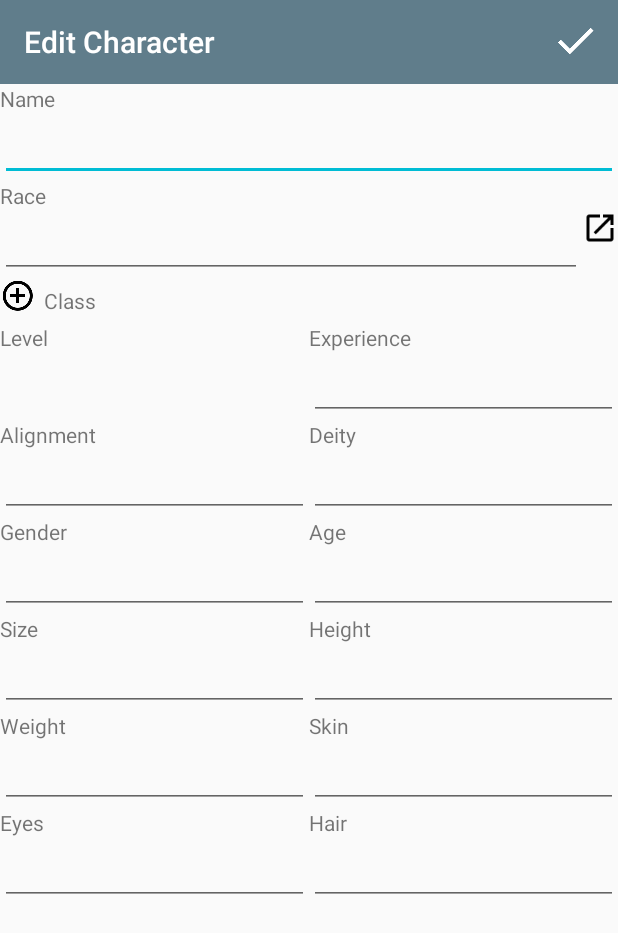
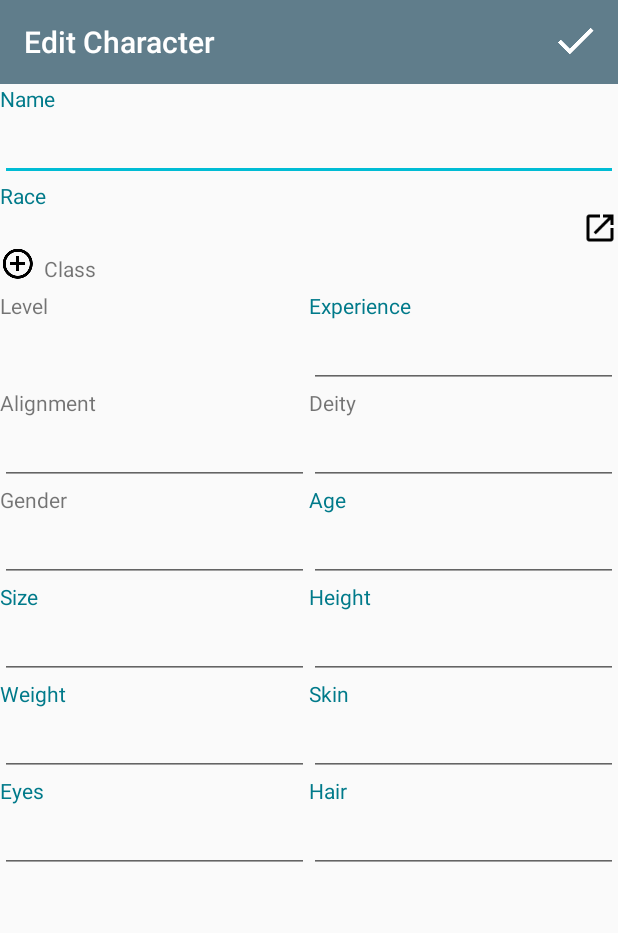
Before and after one commit to americodubas/DDCharacterSheet3.5, an Android app: the EditCharacterActivity screen opened directly, with no data from a screen before it, on a phone screen of 412 x 824 dp. Shown: the top 933 px of the screen. Run offline under Robolectric (Android 15) with nearby library versions, the phone set to English and light mode, and no system bars; our stand-ins replace Room's generated code; libraries missing offline, so code that uses them is left out: org.modelmapper; network calls fail; 6 statements that could not run were skipped.

Commit message:
trying to make the app more pretty

```diff
--- a/app/src/main/java/com/americo/ddcharactersheet35/activity/EditCharacterActivity.kt
+++ b/app/src/main/java/com/americo/ddcharactersheet35/activity/EditCharacterActivity.kt
@@ -111,7 +111,7 @@ class EditCharacterActivity : AppCompatActivity() {
             find<EditText>(R.id.et_character_hair).textString(hair)
         }
 
-        find<EditText>(R.id.et_character_race).textString(RaceService(this).getRace(characterDto.raceId).name)
+        find<EditText>(R.id.tv_character_race).textString(RaceService(this).getRace(characterDto.raceId).name)
 
         find<ListView>(R.id.lv_classes).adapter = EditCharacterClassAdapter(this,
                 CharacterClassesService(this).getCharacterClasses(id))
--- a/app/src/main/res/layout/activity_edit_character.xml
+++ b/app/src/main/res/layout/activity_edit_character.xml
@@ -10,32 +10,26 @@
         layout="@layout/toolbar" />
 
     <TextView
-        android:layout_width="wrap_content"
-        android:layout_height="wrap_content"
+        style="@style/label"
         android:text="@string/name"/>
 
     <EditText
         android:id="@+id/et_character_name"
-        android:layout_width="match_parent"
-        android:layout_height="wrap_content"
+        style="@style/field"
         android:inputType="textPersonName"/>
 
     <TextView
-        android:layout_width="wrap_content"
-        android:layout_height="wrap_content"
+        style="@style/label"
         android:text="@string/race"/>
 
     <LinearLayout
-        android:layout_width="match_parent"
-        android:layout_height="wrap_content"
-        android:orientation="horizontal">
+        style="@style/linearHorizontal">
 
-        <EditText
-            android:id="@+id/et_character_race"
+        <TextView
+            android:id="@+id/tv_character_race"
             android:layout_width="0dp"
             android:layout_height="wrap_content"
-            android:layout_weight="1"
-            android:inputType="textPersonName"/>
+            android:layout_weight="1"/>
 
         <ImageButton
             android:id="@+id/ib_race"
@@ -47,9 +41,7 @@
     </LinearLayout>
 
     <LinearLayout
-        android:layout_width="match_parent"
-        android:layout_height="wrap_content"
-        android:orientation="horizontal">
+        style="@style/linearHorizontal">
 
         <ImageButton
             android:id="@+id/ib_add_class"
@@ -74,15 +66,10 @@
         android:id="@+id/lv_classes"/>
 
     <LinearLayout
-        android:layout_width="match_parent"
-        android:layout_height="wrap_content"
-        android:orientation="horizontal">
+        style="@style/linearHorizontal">
 
         <LinearLayout
-            android:layout_width="match_parent"
-            android:layout_height="wrap_content"
-            android:layout_weight="1"
-            android:orientation="vertical">
+            style="@style/linearVerticalTwoColumns">
 
             <TextView
                 android:layout_width="wrap_content"
@@ -97,20 +84,15 @@
         </LinearLayout>
 
         <LinearLayout
-            android:layout_width="match_parent"
-            android:layout_height="wrap_content"
-            android:layout_weight="1"
-            android:orientation="vertical">
+            style="@style/linearVerticalTwoColumns">
 
             <TextView
-                android:layout_width="wrap_content"
-                android:layout_height="wrap_content"
+                style="@style/label"
                 android:text="@string/experience" />
 
             <EditText
                 android:id="@+id/et_character_experience"
-                android:layout_width="match_parent"
-                android:layout_height="wrap_content"
+                style="@style/field"
                 android:inputType="number" />
 
         </LinearLayout>
@@ -118,15 +100,10 @@
     </LinearLayout>
 
     <LinearLayout
-        android:layout_width="match_parent"
-        android:layout_height="wrap_content"
-        android:orientation="horizontal">
+        style="@style/linearHorizontal">
 
         <LinearLayout
-            android:layout_width="match_parent"
-            android:layout_height="wrap_content"
-            android:layout_weight="1"
-            android:orientation="vertical">
+            style="@style/linearVerticalTwoColumns">
 
             <TextView
                 android:layout_width="wrap_content"
@@ -142,10 +119,7 @@
         </LinearLayout>
 
         <LinearLayout
-            android:layout_width="match_parent"
-            android:layout_height="wrap_content"
-            android:layout_weight="1"
-            android:orientation="vertical">
+            style="@style/linearVerticalTwoColumns">
 
             <TextView
                 android:layout_width="wrap_content"
@@ -163,15 +137,10 @@
     </LinearLayout>
 
     <LinearLayout
-        android:layout_width="match_parent"
-        android:layout_height="wrap_content"
-        android:orientation="horizontal">
+        style="@style/linearHorizontal">
 
         <LinearLayout
-            android:layout_width="match_parent"
-            android:layout_height="wrap_content"
-            android:layout_weight="1"
-            android:orientation="vertical">
+            style="@style/linearVerticalTwoColumns">
 
             <TextView
                 android:layout_width="wrap_content"
@@ -187,20 +156,15 @@
         </LinearLayout>
 
         <LinearLayout
-            android:layout_width="match_parent"
-            android:layout_height="wrap_content"
-            android:layout_weight="1"
-            android:orientation="vertical">
+            style="@style/linearVerticalTwoColumns">
 
             <TextView
-                android:layout_width="wrap_content"
-                android:layout_height="wrap_content"
+                style="@style/label"
                 android:text="@string/age"/>
 
             <EditText
                 android:id="@+id/et_character_age"
-                android:layout_width="match_parent"
-                android:layout_height="wrap_content"
+                style="@style/field"
                 android:inputType="number"/>
 
         </LinearLayout>
@@ -208,44 +172,32 @@
     </LinearLayout>
 
     <LinearLayout
-        android:layout_width="match_parent"
-        android:layout_height="wrap_content"
-        android:orientation="horizontal">
+        style="@style/linearHorizontal">
 
         <LinearLayout
-            android:layout_width="match_parent"
-            android:layout_height="wrap_content"
-            android:layout_weight="1"
-            android:orientation="vertical">
+            style="@style/linearVerticalTwoColumns">
 
             <TextView
-                android:layout_width="wrap_content"
-                android:layout_height="wrap_content"
+                style="@style/label"
                 android:text="@string/size"/>
 
             <EditText
                 android:id="@+id/et_character_size"
-                android:layout_width="match_parent"
-                android:layout_height="wrap_content"
+                style="@style/field"
                 android:inputType="textPersonName"/>
 
         </LinearLayout>
 
         <LinearLayout
-            android:layout_width="match_parent"
-            android:layout_height="wrap_content"
-            android:layout_weight="1"
-            android:orientation="vertical">
+            style="@style/linearVerticalTwoColumns">
 
             <TextView
-                android:layout_width="wrap_content"
-                android:layout_height="wrap_content"
+                style="@style/label"
                 android:text="@string/height"/>
 
             <EditText
                 android:id="@+id/et_character_height"
-                android:layout_width="match_parent"
-                android:layout_height="wrap_content"
+                style="@style/field"
                 android:inputType="numberDecimal"/>
 
         </LinearLayout>
@@ -253,44 +205,32 @@
     </LinearLayout>
 
     <LinearLayout
-        android:layout_width="match_parent"
-        android:layout_height="wrap_content"
-        android:orientation="horizontal">
+        style="@style/linearHorizontal">
 
         <LinearLayout
-            android:layout_width="match_parent"
-            android:layout_height="wrap_content"
-            android:layout_weight="1"
-            android:orientation="vertical">
+            style="@style/linearVerticalTwoColumns">
 
             <TextView
-                android:layout_width="wrap_content"
-                android:layout_height="wrap_content"
+                style="@style/label"
                 android:text="@string/weight"/>
 
             <EditText
                 android:id="@+id/et_character_weight"
-                android:layout_width="match_parent"
-                android:layout_height="wrap_content"
+                style="@style/field"
                 android:inputType="number"/>
 
         </LinearLayout>
 
         <LinearLayout
-            android:layout_width="match_parent"
-            android:layout_height="wrap_content"
-            android:layout_weight="1"
-            android:orientation="vertical">
+            style="@style/linearVerticalTwoColumns">
 
             <TextView
-                android:layout_width="wrap_content"
-                android:layout_height="wrap_content"
+                style="@style/label"
                 android:text="@string/skin"/>
 
             <EditText
                 android:id="@+id/et_character_skin"
-                android:layout_width="match_parent"
-                android:layout_height="wrap_content"
+                style="@style/field"
                 android:inputType="textPersonName"/>
 
         </LinearLayout>
@@ -298,44 +238,32 @@
     </LinearLayout>
 
     <LinearLayout
-        android:layout_width="match_parent"
-        android:layout_height="wrap_content"
-        android:orientation="horizontal">
+        style="@style/linearHorizontal">
 
         <LinearLayout
-            android:layout_width="match_parent"
-            android:layout_height="wrap_content"
-            android:layout_weight="1"
-            android:orientation="vertical">
+            style="@style/linearVerticalTwoColumns">
 
             <TextView
-                android:layout_width="wrap_content"
-                android:layout_height="wrap_content"
+                style="@style/label"
                 android:text="@string/eyes"/>
 
             <EditText
                 android:id="@+id/et_character_eyes"
-                android:layout_width="match_parent"
-                android:layout_height="wrap_content"
+                style="@style/field"
                 android:inputType="textPersonName"/>
 
         </LinearLayout>
 
         <LinearLayout
-            android:layout_width="match_parent"
-            android:layout_height="wrap_content"
-            android:layout_weight="1"
-            android:orientation="vertical">
+            style="@style/linearVerticalTwoColumns">
 
             <TextView
-                android:layout_width="wrap_content"
-                android:layout_height="wrap_content"
+                style="@style/label"
                 android:text="@string/hair"/>
 
             <EditText
                 android:id="@+id/et_character_hair"
-                android:layout_width="match_parent"
-                android:layout_height="wrap_content"
+                style="@style/field"
                 android:inputType="textPersonName"/>
 
         </LinearLayout>
--- a/app/src/main/res/layout/fragment_character.xml
+++ b/app/src/main/res/layout/fragment_character.xml
@@ -33,10 +33,10 @@
 
     <LinearLayout
         android:baselineAligned="false"
-        style="@style/linearHorizontalFields">
+        style="@style/linearHorizontal">
 
         <LinearLayout
-            style="@style/linearFieldTwoColumns">
+            style="@style/linearVerticalTwoColumns">
 
             <TextView
                 android:text="@string/level"
@@ -49,7 +49,7 @@
         </LinearLayout>
 
         <LinearLayout
-            style="@style/linearFieldTwoColumns">
+            style="@style/linearVerticalTwoColumns">
 
             <TextView
                 android:text="@string/experience"
@@ -64,10 +64,10 @@
     </LinearLayout>
 
     <LinearLayout
-        style="@style/linearHorizontalFields">
+        style="@style/linearHorizontal">
 
         <LinearLayout
-            style="@style/linearFieldTwoColumns">
+            style="@style/linearVerticalTwoColumns">
 
             <TextView
                 android:text="@string/alignment"
@@ -80,7 +80,7 @@
         </LinearLayout>
 
         <LinearLayout
-            style="@style/linearFieldTwoColumns">
+            style="@style/linearVerticalTwoColumns">
 
             <TextView
                 android:text="@string/deity"
@@ -95,10 +95,10 @@
     </LinearLayout>
 
     <LinearLayout
-        style="@style/linearHorizontalFields">
+        style="@style/linearHorizontal">
 
         <LinearLayout
-            style="@style/linearFieldTwoColumns">
+            style="@style/linearVerticalTwoColumns">
 
             <TextView
                 android:text="@string/gender"
@@ -111,7 +111,7 @@
         </LinearLayout>
 
         <LinearLayout
-            style="@style/linearFieldTwoColumns">
+            style="@style/linearVerticalTwoColumns">
 
             <TextView
                 android:text="@string/age"
@@ -126,10 +126,10 @@
     </LinearLayout>
 
     <LinearLayout
-        style="@style/linearHorizontalFields">
+        style="@style/linearHorizontal">
 
         <LinearLayout
-            style="@style/linearFieldTwoColumns">
+            style="@style/linearVerticalTwoColumns">
 
             <TextView
                 android:text="@string/size"
@@ -142,7 +142,7 @@
         </LinearLayout>
 
         <LinearLayout
-            style="@style/linearFieldTwoColumns">
+            style="@style/linearVerticalTwoColumns">
 
             <TextView
                 android:text="@string/height"
@@ -157,10 +157,10 @@
     </LinearLayout>
 
     <LinearLayout
-        style="@style/linearHorizontalFields">
+        style="@style/linearHorizontal">
 
         <LinearLayout
-            style="@style/linearFieldTwoColumns">
+            style="@style/linearVerticalTwoColumns">
 
             <TextView
                 android:text="@string/weight"
@@ -173,7 +173,7 @@
         </LinearLayout>
 
         <LinearLayout
-            style="@style/linearFieldTwoColumns">
+            style="@style/linearVerticalTwoColumns">
 
             <TextView
                 android:text="@string/skin"
@@ -188,10 +188,10 @@
     </LinearLayout>
 
     <LinearLayout
-        style="@style/linearHorizontalFields">
+        style="@style/linearHorizontal">
 
         <LinearLayout
-            style="@style/linearFieldTwoColumns">
+            style="@style/linearVerticalTwoColumns">
 
             <TextView
                 android:text="@string/eyes"
@@ -204,7 +204,7 @@
         </LinearLayout>
 
         <LinearLayout
-            style="@style/linearFieldTwoColumns">
+            style="@style/linearVerticalTwoColumns">
 
             <TextView
                 android:text="@string/hair"
--- a/app/src/main/res/layout/view_character_class.xml
+++ b/app/src/main/res/layout/view_character_class.xml
@@ -6,19 +6,11 @@
 
     <TextView
         android:id="@+id/tv_name"
-        android:layout_width="wrap_content"
-        android:layout_height="wrap_content"
-        android:textSize="14sp"
-        android:textStyle="bold"
-        android:typeface="serif"/>
+        style="@style/class_view" />
 
     <TextView
         android:id="@+id/tv_level"
-        android:layout_width="wrap_content"
-        android:layout_height="wrap_content"
-        android:textSize="14sp"
-        android:textStyle="italic"
-        android:typeface="sans"
+        style="@style/class_view"
         android:paddingStart="5dp"
         android:paddingLeft="5dp"
         android:paddingRight="5dp"/>
--- a/app/src/main/res/values/styles.xml
+++ b/app/src/main/res/values/styles.xml
@@ -14,13 +14,13 @@
         <item name="android:textColor">@color/colorAccentDark</item>
     </style>
 
-    <style name="linearHorizontalFields">
+    <style name="linearHorizontal">
         <item name="android:layout_width">match_parent</item>
         <item name="android:layout_height">wrap_content</item>
         <item name="android:orientation">horizontal</item>
     </style>
 
-    <style name="linearFieldTwoColumns">
+    <style name="linearVerticalTwoColumns">
         <item name="android:layout_width">match_parent</item>
         <item name="android:layout_height">wrap_content</item>
         <item name="android:layout_weight">1</item>
@@ -32,4 +32,12 @@
         <item name="android:layout_height">wrap_content</item>
     </style>
 
+    <style name="class_view">
+        <item name="android:layout_width">wrap_content</item>
+        <item name="android:layout_height">wrap_content</item>
+        <item name="android:textSize">14sp</item>
+        <item name="android:textStyle">bold</item>
+        <item name="android:typeface">serif</item>
+    </style>
+
 </resources>
```
